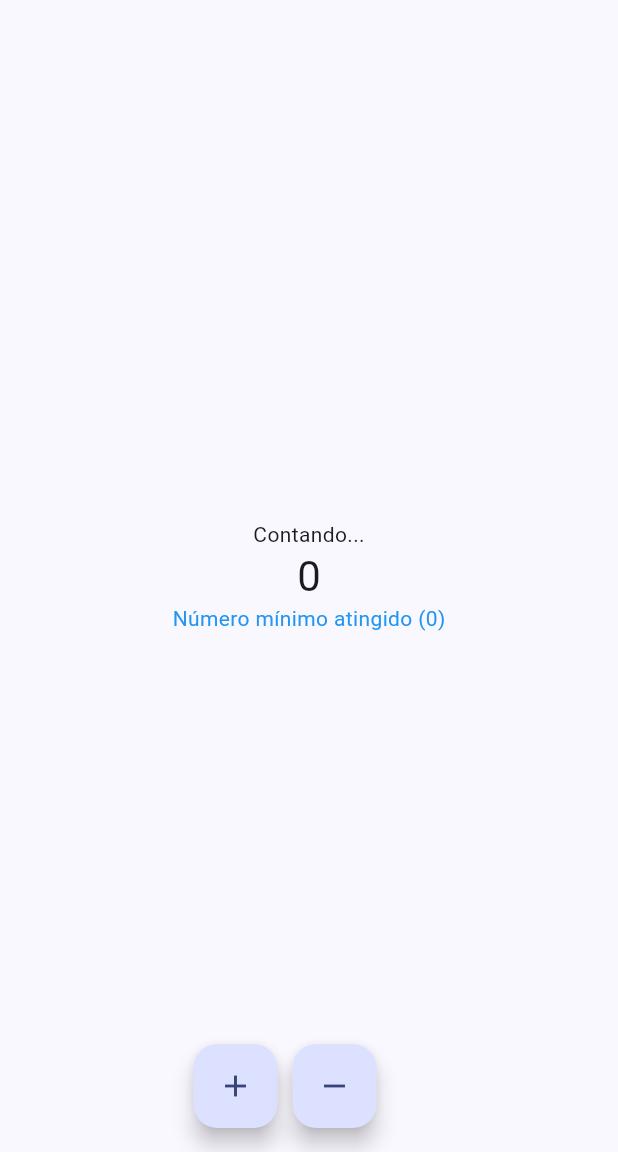
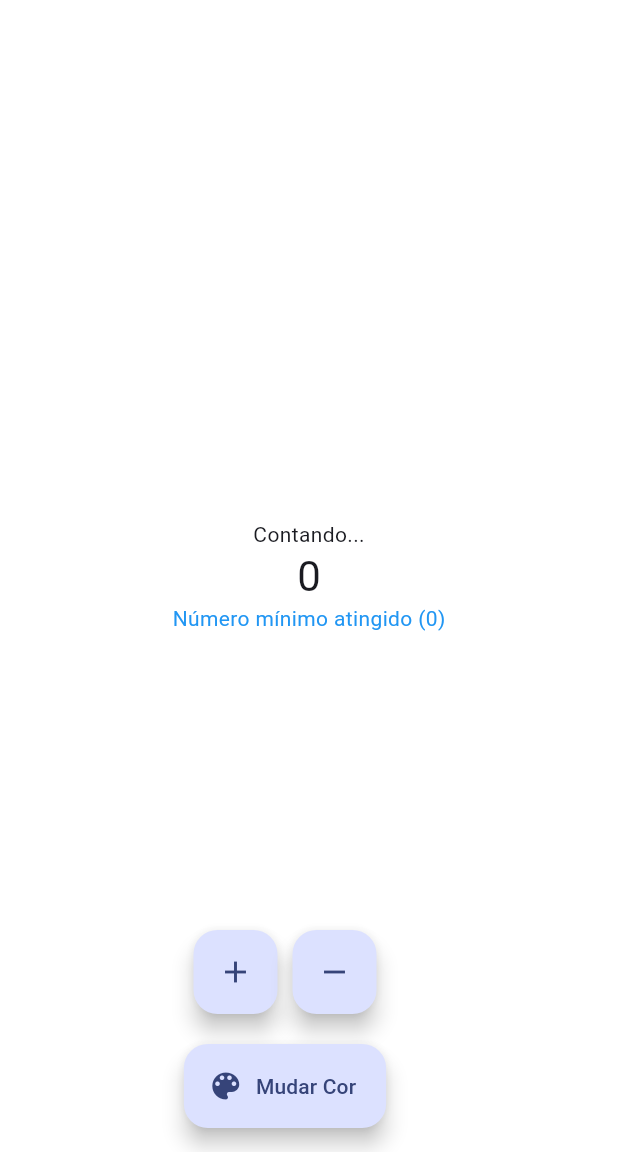
Before and after one commit to guilherme-kunsch/contador, a Flutter app: the screen it shows after launch, on a phone screen of 412 x 824 dp, the part 84-1236 px from its top. Run offline on Flutter 3.47's test engine with Material 3 defaults, Android fonts, the phone set to English and light mode, and no system bars.

Commit message:
Adicionando changeColor, SizedBoz e collors

```diff
--- a/lib/main.dart
+++ b/lib/main.dart
@@ -1,4 +1,5 @@
 import 'package:flutter/material.dart';
+import 'dart:math';
 
 void main() {
   runApp(const MyApp());
@@ -32,6 +33,7 @@ class MyHomePage extends StatefulWidget {
 
 class _MyHomePageState extends State<MyHomePage> {
   int _counter = 0;
+  Color _backgroundColor = Colors.white;
 
   void _incrementCounter() {
     setState(() {
@@ -45,9 +47,17 @@ class _MyHomePageState extends State<MyHomePage> {
     });
   }
 
+  void _changeColor() {
+    setState(() {
+      _backgroundColor =
+          Colors.primaries[Random().nextInt(Colors.primaries.length)];
+    });
+  }
+
   @override
   Widget build(BuildContext context) {
     return Scaffold(
+      backgroundColor: _backgroundColor,
       appBar: AppBar(
         backgroundColor: Theme.of(context).colorScheme.inversePrimary,
         title: Text(widget.title),
@@ -93,6 +103,12 @@ class _MyHomePageState extends State<MyHomePage> {
               ),
             ],
           ),
+          const SizedBox(height: 20),
+          FloatingActionButton.extended(
+            onPressed: _changeColor,
+            label: const Text('Mudar Cor'),
+            icon: const Icon(Icons.color_lens),
+          ),
         ],
       ),
     );
```
